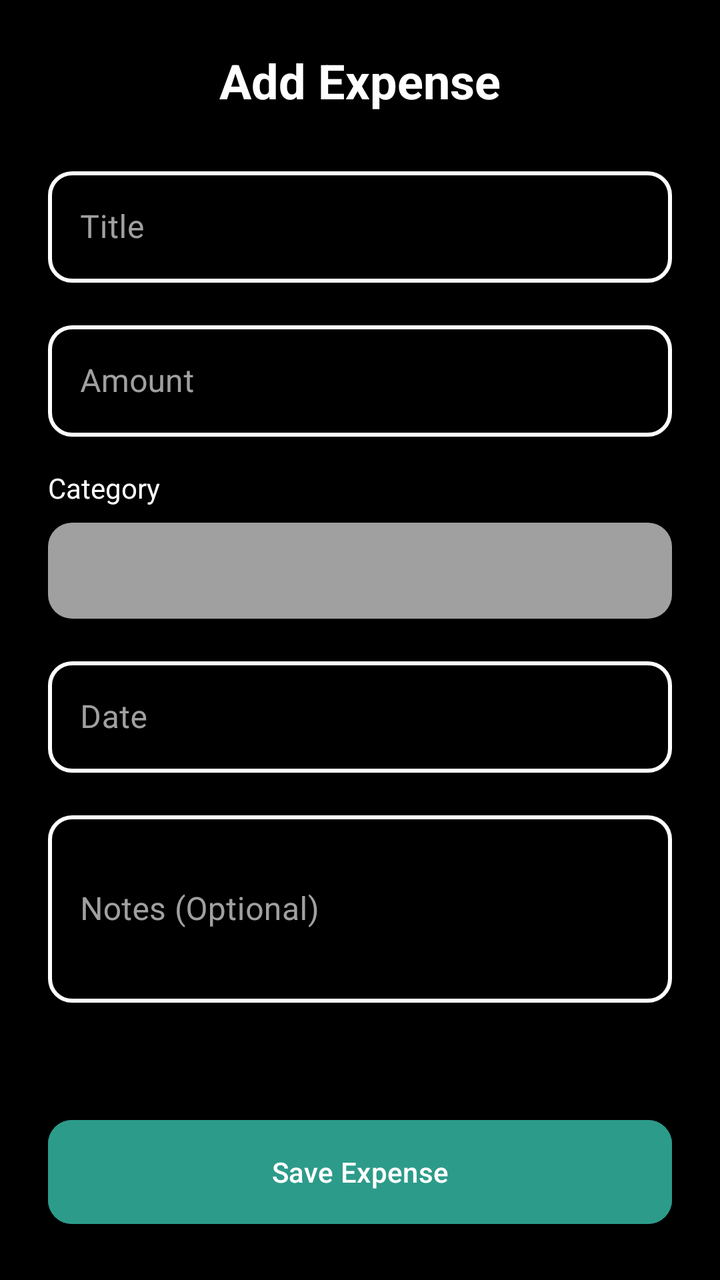
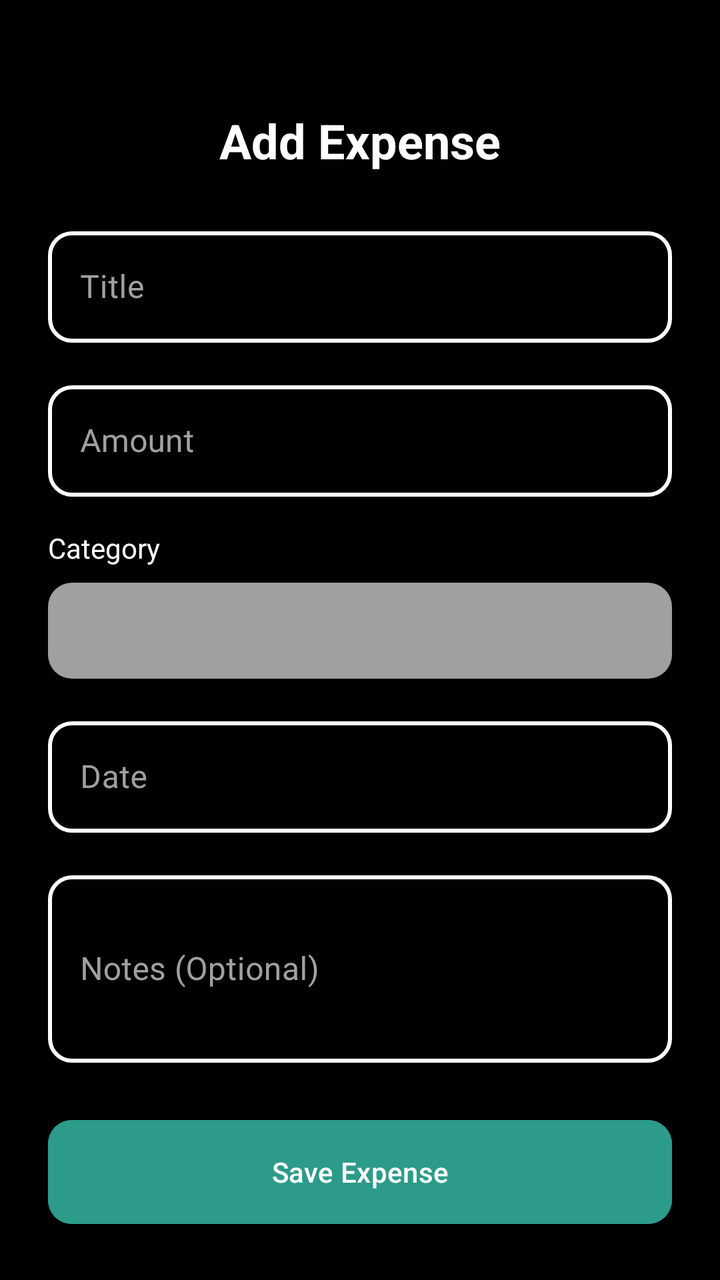

Compare the two renders of this Android layout. The source of the first and the diff that turns it into the second are given below.
<!-- AndroidManifest.xml: application theme Theme.Splitwise -->
<!-- res/layout/activity_add_expense.xml -->
<?xml version="1.0" encoding="utf-8"?>
<LinearLayout xmlns:android="http://schemas.android.com/apk/res/android"
    xmlns:app="http://schemas.android.com/apk/res-auto"
    android:layout_width="match_parent"
    android:layout_height="match_parent"
    android:background="@color/black"
    android:orientation="vertical"
    android:padding="24dp">

    <TextView
        android:id="@+id/txtPageTitle"
        android:layout_width="wrap_content"
        android:layout_height="wrap_content"
        android:layout_gravity="center_horizontal"
        android:layout_marginBottom="24dp"
        android:text="Add Expense"
        android:textColor="@color/white"
        android:textSize="24sp"
        android:textStyle="bold" />

    <ScrollView
        android:layout_width="match_parent"
        android:layout_height="0dp"
        android:layout_weight="1"
        android:fillViewport="true">

        <LinearLayout
            android:layout_width="match_parent"
            android:layout_height="wrap_content"
            android:orientation="vertical">

            <com.google.android.material.textfield.TextInputLayout
                android:id="@+id/tilTitle"
                style="@style/Widget.Splitwise.TextInputLayout.OutlinedBox.DarkBackground"
                android:layout_width="match_parent"
                android:layout_height="wrap_content"
                android:hint="Title">

                <com.google.android.material.textfield.TextInputEditText
                    android:id="@+id/etTitle"
                    android:layout_width="match_parent"
                    android:layout_height="wrap_content"
                    android:inputType="text"
                    android:textColor="@color/white" />
            </com.google.android.material.textfield.TextInputLayout>

            <com.google.android.material.textfield.TextInputLayout
                android:id="@+id/tilAmount"
                style="@style/Widget.Splitwise.TextInputLayout.OutlinedBox.DarkBackground"
                android:layout_width="match_parent"
                android:layout_height="wrap_content"
                android:layout_marginTop="16dp"
                android:hint="Amount">

                <com.google.android.material.textfield.TextInputEditText
                    android:id="@+id/etAmount"
                    android:layout_width="match_parent"
                    android:layout_height="wrap_content"
                    android:inputType="numberDecimal"
                    android:textColor="@color/white" />
            </com.google.android.material.textfield.TextInputLayout>

            <TextView
                android:id="@+id/lblCategory"
                android:layout_width="wrap_content"
                android:layout_height="wrap_content"
                android:layout_marginTop="16dp"
                android:text="Category"
                android:textColor="@color/white" />

            <Spinner
                android:id="@+id/spinnerCategory"
                android:layout_width="match_parent"
                android:layout_height="48dp"
                android:layout_marginTop="8dp"
                android:background="@drawable/bg_toggle_container"
                android:padding="8dp" />

            <com.google.android.material.textfield.TextInputLayout
                android:id="@+id/tilDate"
                style="@style/Widget.Splitwise.TextInputLayout.OutlinedBox.DarkBackground"
                android:layout_width="match_parent"
                android:layout_height="wrap_content"
                android:layout_marginTop="16dp"
                android:hint="Date">

                <com.google.android.material.textfield.TextInputEditText
                    android:id="@+id/etDate"
                    android:layout_width="match_parent"
                    android:layout_height="wrap_content"
                    android:focusable="false"
                    android:inputType="none"
                    android:textColor="@color/white" />
            </com.google.android.material.textfield.TextInputLayout>

            <com.google.android.material.textfield.TextInputLayout
                android:id="@+id/tilNotes"
                style="@style/Widget.Splitwise.TextInputLayout.OutlinedBox.DarkBackground"
                android:layout_width="match_parent"
                android:layout_height="wrap_content"
                android:layout_marginTop="16dp"
                android:hint="Notes (Optional)">

                <com.google.android.material.textfield.TextInputEditText
                    android:id="@+id/etNotes"
                    android:layout_width="match_parent"
                    android:layout_height="wrap_content"
                    android:inputType="textMultiLine"
                    android:minLines="3"
                    android:textColor="@color/white" />
            </com.google.android.material.textfield.TextInputLayout>

        </LinearLayout>
    </ScrollView>

    <Button
        android:id="@+id/btnSaveExpense"
        android:layout_width="match_parent"
        android:layout_height="60dp"
        android:layout_marginTop="16dp"
        android:backgroundTint="@color/profile_primary_button"
        android:text="Save Expense"
        android:textColor="@color/white"
        app:cornerRadius="12dp" />

</LinearLayout>
<!-- resources referenced by this layout -->
<resources>
  <color name="black">#FF000000</color>
  <color name="profile_primary_button">#2D9B8A</color>
  <color name="white">#FFFFFFFF</color>
  <!-- drawable bg_toggle_container (drawable) -->
  <?xml version="1.0" encoding="utf-8"?>
  <shape xmlns:android="http://schemas.android.com/apk/res/android">
      <solid android:color="@color/grey" />
      <corners android:radius="12dp" />
  </shape>
  <style name="Widget.Splitwise.TextInputLayout.OutlinedBox.DarkBackground">
          <item name="boxStrokeColor">@color/text_input_box_stroke_white</item>
          <item name="hintTextColor">@color/white</item>
          <item name="android:textColorHint">@color/grey</item>
          <item name="endIconTint">@color/white</item>
      </style>
  <style name="Theme.Splitwise" parent="Base.Theme.Splitwise" />
  <color name="grey">#A0A0A0</color>
  <style name="Base.Theme.Splitwise" parent="Theme.Material3.DayNight.NoActionBar">
          <item name="colorPrimary">@color/darkGrey</item>
          <item name="colorOnPrimary">@color/white</item>
          <item name="android:statusBarColor">@color/black</item>
          <item name="android:navigationBarColor">@color/black</item>
          <item name="android:windowLightStatusBar">false</item>
          <item name="indicatorColor">@color/grey</item>
  
          <item name="android:spinnerStyle">@style/Widget.Splitwise.Spinner</item>
          <item name="textInputStyle">@style/Widget.Splitwise.TextInputLayout.OutlinedBox</item>
      </style>
  <color name="darkGrey">#1A1A1A</color>
  <style name="Widget.Splitwise.Spinner" parent="Widget.AppCompat.Spinner">
          <item name="android:popupBackground">@color/white</item>
      </style>
  <style name="Widget.Splitwise.TextInputLayout.OutlinedBox" parent="Widget.MaterialComponents.TextInputLayout.OutlinedBox">
          <item name="boxStrokeColor">@color/text_input_box_stroke</item>
          <item name="boxStrokeWidth">2dp</item>
          <item name="boxStrokeWidthFocused">2dp</item>
          <item name="hintTextColor">@color/darkGrey</item>
          <item name="android:textColorHint">@color/grey</item>
          <item name="endIconTint">@color/darkGrey</item>
          <item name="boxCornerRadiusTopStart">12dp</item>
          <item name="boxCornerRadiusTopEnd">12dp</item>
          <item name="boxCornerRadiusBottomStart">12dp</item>
          <item name="boxCornerRadiusBottomEnd">12dp</item>
      </style>
</resources>

<!-- the commit's change to res/layout/activity_add_expense.xml (unified diff, before → after) -->
@@ -14,6 +14,7 @@
         android:layout_gravity="center_horizontal"
         android:layout_marginBottom="24dp"
         android:text="Add Expense"
+        android:layout_marginTop="30dp"
         android:textColor="@color/white"
         android:textSize="24sp"
         android:textStyle="bold" />
